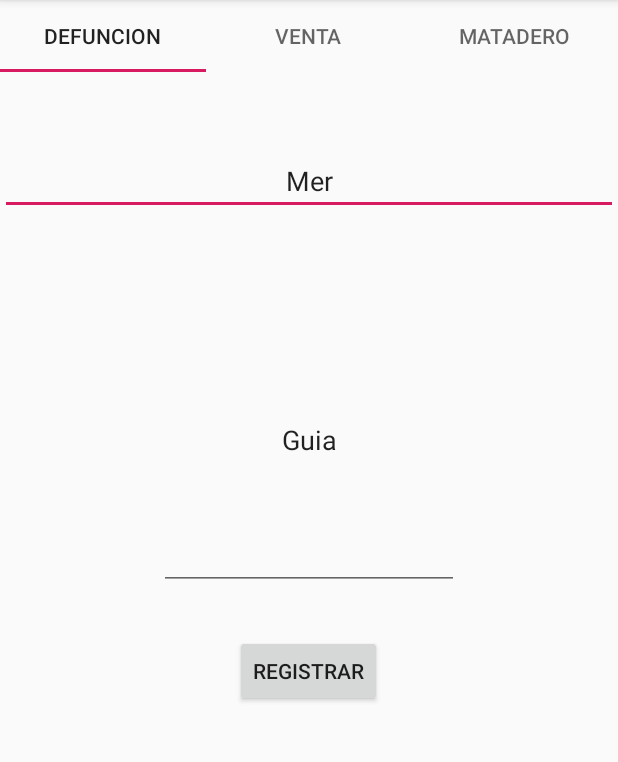
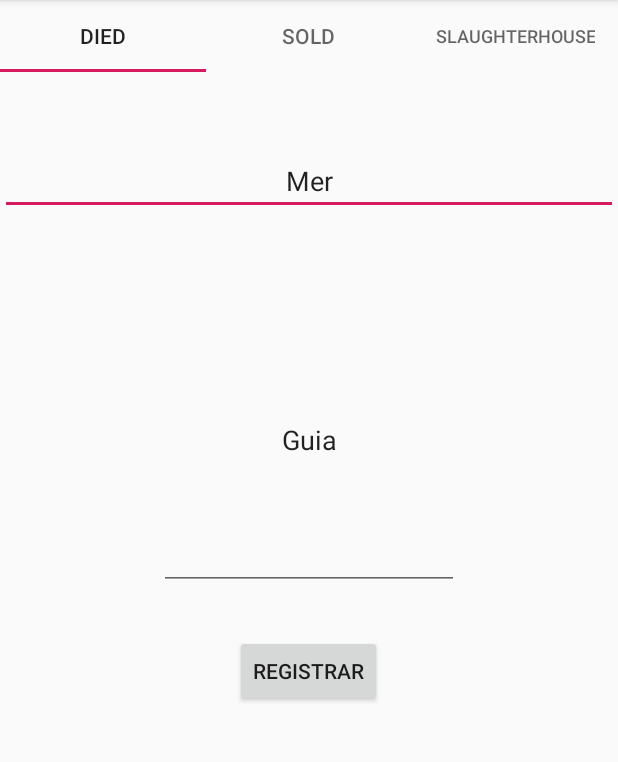
Before and after one commit to FarmogoApp/FarmogoApp, an Android app: the Unregistercow screen opened directly, with no data from a screen before it, on a phone screen of 412 x 824 dp, the part 84-846 px from its top. Run offline under Robolectric (Android 15) with nearby library versions, the light colour scheme and no system bars.

Commit message:
#53 Revised hardcoded strings in java files

```diff
--- a/app/src/main/java/com/example/farmogoapp/ui/main/LoginActivity.java
+++ b/app/src/main/java/com/example/farmogoapp/ui/main/LoginActivity.java
@@ -27,7 +27,7 @@ public class LoginActivity extends AppCompatActivity {
         btnLogin.setOnClickListener(new View.OnClickListener() {
             @Override
             public void onClick(View v) {
-                Toast toast1 = Toast.makeText(getApplicationContext(), "Login Succesfull", Toast.LENGTH_SHORT);
+                Toast toast1 = Toast.makeText(getApplicationContext(), getString(R.string.login_succesfull), Toast.LENGTH_SHORT);
                 toast1.show();
                 Intent intent = new Intent(LoginActivity.this, ExploitationActivity.class);
                 startActivity(intent);
--- a/app/src/main/java/com/example/farmogoapp/ui/main/Unregistercow.java
+++ b/app/src/main/java/com/example/farmogoapp/ui/main/Unregistercow.java
@@ -23,9 +23,9 @@ public class Unregistercow extends AppCompatActivity {
 
     private void addTabs(ViewPager viewPager) {
         ViewPagerAdapter adapter = new ViewPagerAdapter(getSupportFragmentManager());
-        adapter.addFrag(new FragmentOne(), "Defuncion");
-        adapter.addFrag(new FragmentTwo(), "Venta");
-        adapter.addFrag(new FragmentThree(), "Matadero");
+        adapter.addFrag(new FragmentOne(), getString(R.string.died));
+        adapter.addFrag(new FragmentTwo(), getString(R.string.sold));
+        adapter.addFrag(new FragmentThree(), getString(R.string.slaughterhouse));
         viewPager.setAdapter(adapter);
     }
 }
--- a/app/src/main/res/values/strings.xml
+++ b/app/src/main/res/values/strings.xml
@@ -48,6 +48,10 @@
     <string name="username">Username</string>
     <string name="username_example" translatable="false">FarmWorker</string>
     <string name="registration_succesfull">Registration Succesfull</string>
+    <string name="login_succesfull">Login Succesfull</string>
+    <string name="sold">Sold</string>
+    <string name="died">Died</string>
+    <string name="slaughterhouse">Slaughterhouse</string>
     <string-array name="gender">
         <item>Male</item>
         <item>Female</item>
@@ -83,4 +87,8 @@
         <item>Option 2</item>
         <item>Add new incidence+</item>
     </string-array>
+    <string-array name="incidences_example">
+        <item>95597533343</item>
+        <item>95597553222</item>
+    </string-array>
 </resources>
```
Also changed, not shown: app/src/main/java/com/example/farmogoapp/ui/main/FarmStatsActivity.java (+28 -6 lines), app/src/main/java/com/example/farmogoapp/ui/main/ViewPagerAdapter.java (renamed from app/src/main/java/com/example/farmogoapp/ui/main/ViewPageAdapter.java), 2 other files.
